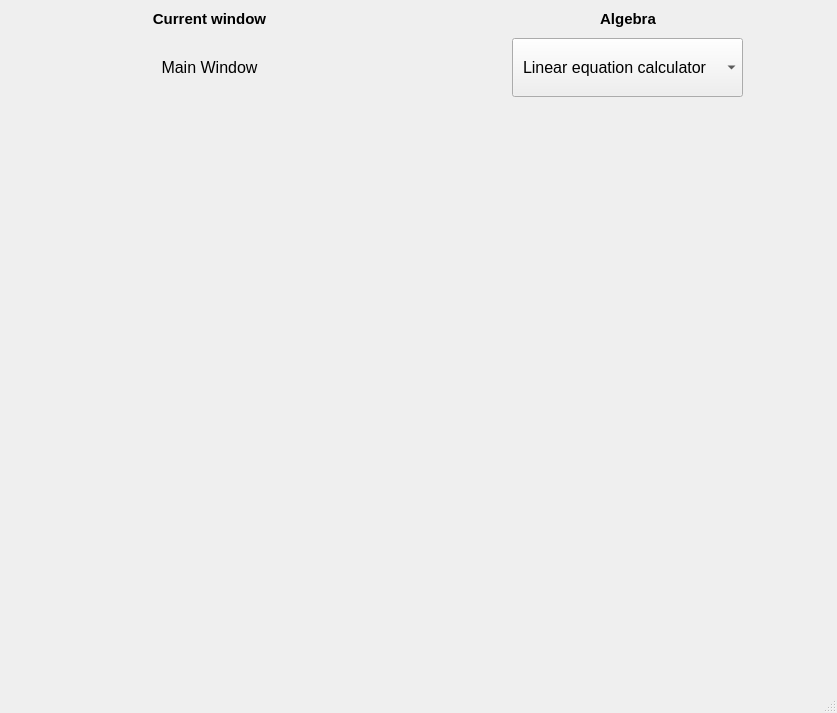
Qt form MathApp.ui (dospix/math-GUI-app) before a commit.
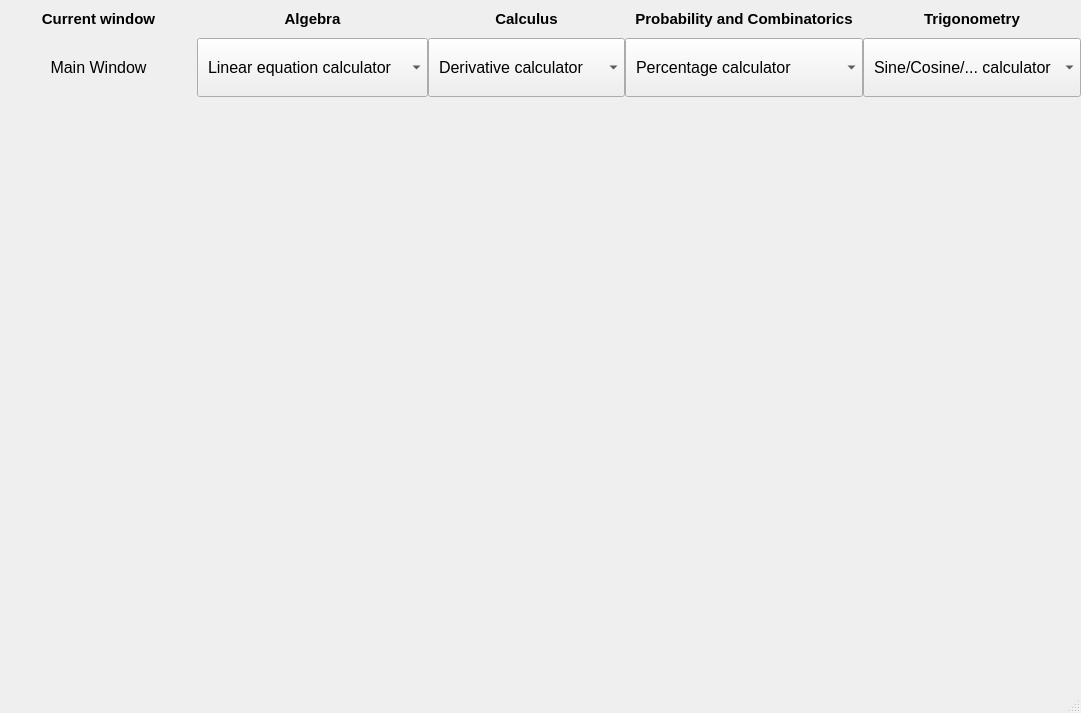
The same form after that commit.

Commit message: add labels and combo boxes for different math fields/subfields

```diff
--- a/MathApp.ui
+++ b/MathApp.ui
@@ -12,7 +12,7 @@
    <rect>
     <x>0</x>
     <y>0</y>
-    <width>837</width>
+    <width>1081</width>
     <height>713</height>
    </rect>
   </property>
@@ -43,91 +43,13 @@
      <number>0</number>
     </property>
     <item row="0" column="0">
-     <layout class="QGridLayout" name="gridLayout" rowstretch="1,2,20" columnstretch="0,0">
+     <layout class="QGridLayout" name="gridLayout" rowstretch="1,2,20" columnstretch="0,0,0,0,0,0,0">
       <property name="sizeConstraint">
        <enum>QLayout::SetDefaultConstraint</enum>
       </property>
       <property name="spacing">
        <number>0</number>
       </property>
-      <item row="0" column="1">
-       <widget class="QLabel" name="algebraLabel">
-        <property name="sizePolicy">
-         <sizepolicy hsizetype="Minimum" vsizetype="Minimum">
-          <horstretch>0</horstretch>
-          <verstretch>0</verstretch>
-         </sizepolicy>
-        </property>
-        <property name="font">
-         <font>
-          <pointsize>11</pointsize>
-          <bold>true</bold>
-         </font>
-        </property>
-        <property name="styleSheet">
-         <string notr="true">padding: 10%;</string>
-        </property>
-        <property name="text">
-         <string>Algebra</string>
-        </property>
-        <property name="alignment">
-         <set>Qt::AlignCenter</set>
-        </property>
-       </widget>
-      </item>
-      <item row="0" column="0">
-       <widget class="QLabel" name="currWindowLabel">
-        <property name="sizePolicy">
-         <sizepolicy hsizetype="Minimum" vsizetype="Minimum">
-          <horstretch>0</horstretch>
-          <verstretch>0</verstretch>
-         </sizepolicy>
-        </property>
-        <property name="font">
-         <font>
-          <pointsize>11</pointsize>
-          <bold>true</bold>
-         </font>
-        </property>
-        <property name="styleSheet">
-         <string notr="true">padding: 10%;</string>
-        </property>
-        <property name="text">
-         <string>Current window</string>
-        </property>
-        <property name="alignment">
-         <set>Qt::AlignCenter</set>
-        </property>
-       </widget>
-      </item>
-      <item row="1" column="0">
-       <widget class="QLabel" name="nameOfCurrWindowLabel">
-        <property name="sizePolicy">
-         <sizepolicy hsizetype="Minimum" vsizetype="Minimum">
-          <horstretch>0</horstretch>
-          <verstretch>0</verstretch>
-         </sizepolicy>
-        </property>
-        <property name="font">
-         <font>
-          <pointsize>12</pointsize>
-          <bold>false</bold>
-         </font>
-        </property>
-        <property name="styleSheet">
-         <string notr="true">padding: 10%;</string>
-        </property>
-        <property name="text">
-         <string>Main Window</string>
-        </property>
-        <property name="textFormat">
-         <enum>Qt::PlainText</enum>
-        </property>
-        <property name="alignment">
-         <set>Qt::AlignCenter</set>
-        </property>
-       </widget>
-      </item>
       <item row="2" column="0">
        <spacer name="verticalSpacer">
         <property name="orientation">
@@ -141,6 +63,31 @@
         </property>
        </spacer>
       </item>
+      <item row="0" column="2">
+       <widget class="QLabel" name="calculusLabel">
+        <property name="sizePolicy">
+         <sizepolicy hsizetype="Minimum" vsizetype="Minimum">
+          <horstretch>0</horstretch>
+          <verstretch>0</verstretch>
+         </sizepolicy>
+        </property>
+        <property name="font">
+         <font>
+          <pointsize>11</pointsize>
+          <bold>true</bold>
+         </font>
+        </property>
+        <property name="styleSheet">
+         <string notr="true">padding: 10%;</string>
+        </property>
+        <property name="text">
+         <string>Calculus</string>
+        </property>
+        <property name="alignment">
+         <set>Qt::AlignCenter</set>
+        </property>
+       </widget>
+      </item>
       <item row="1" column="1" alignment="Qt::AlignHCenter">
        <widget class="QComboBox" name="algebraComboBox">
         <property name="sizePolicy">
@@ -172,6 +119,223 @@
         </item>
        </widget>
       </item>
+      <item row="0" column="1">
+       <widget class="QLabel" name="algebraLabel">
+        <property name="sizePolicy">
+         <sizepolicy hsizetype="Minimum" vsizetype="Minimum">
+          <horstretch>0</horstretch>
+          <verstretch>0</verstretch>
+         </sizepolicy>
+        </property>
+        <property name="font">
+         <font>
+          <pointsize>11</pointsize>
+          <bold>true</bold>
+         </font>
+        </property>
+        <property name="styleSheet">
+         <string notr="true">padding: 10%;</string>
+        </property>
+        <property name="text">
+         <string>Algebra</string>
+        </property>
+        <property name="alignment">
+         <set>Qt::AlignCenter</set>
+        </property>
+       </widget>
+      </item>
+      <item row="0" column="0">
+       <widget class="QLabel" name="currWindowLabel">
+        <property name="sizePolicy">
+         <sizepolicy hsizetype="Minimum" vsizetype="Minimum">
+          <horstretch>0</horstretch>
+          <verstretch>0</verstretch>
+         </sizepolicy>
+        </property>
+        <property name="font">
+         <font>
+          <pointsize>11</pointsize>
+          <bold>true</bold>
+         </font>
+        </property>
+        <property name="styleSheet">
+         <string notr="true">padding: 10%;</string>
+        </property>
+        <property name="text">
+         <string>Current window</string>
+        </property>
+        <property name="alignment">
+         <set>Qt::AlignCenter</set>
+        </property>
+       </widget>
+      </item>
+      <item row="1" column="0">
+       <widget class="QLabel" name="nameOfCurrWindowLabel">
+        <property name="sizePolicy">
+         <sizepolicy hsizetype="Minimum" vsizetype="Minimum">
+          <horstretch>0</horstretch>
+          <verstretch>0</verstretch>
+         </sizepolicy>
+        </property>
+        <property name="font">
+         <font>
+          <pointsize>12</pointsize>
+          <bold>false</bold>
+         </font>
+        </property>
+        <property name="styleSheet">
+         <string notr="true">padding: 10%;</string>
+        </property>
+        <property name="text">
+         <string>Main Window</string>
+        </property>
+        <property name="textFormat">
+         <enum>Qt::PlainText</enum>
+        </property>
+        <property name="alignment">
+         <set>Qt::AlignCenter</set>
+        </property>
+       </widget>
+      </item>
+      <item row="0" column="4">
+       <widget class="QLabel" name="trigonometryLabel">
+        <property name="sizePolicy">
+         <sizepolicy hsizetype="Minimum" vsizetype="Minimum">
+          <horstretch>0</horstretch>
+          <verstretch>0</verstretch>
+         </sizepolicy>
+        </property>
+        <property name="font">
+         <font>
+          <pointsize>11</pointsize>
+          <bold>true</bold>
+         </font>
+        </property>
+        <property name="styleSheet">
+         <string notr="true">padding: 10%;</string>
+        </property>
+        <property name="text">
+         <string>Trigonometry</string>
+        </property>
+        <property name="alignment">
+         <set>Qt::AlignCenter</set>
+        </property>
+       </widget>
+      </item>
+      <item row="0" column="3">
+       <widget class="QLabel" name="probabilityAndCombinatoricsLabel">
+        <property name="sizePolicy">
+         <sizepolicy hsizetype="Minimum" vsizetype="Minimum">
+          <horstretch>0</horstretch>
+          <verstretch>0</verstretch>
+         </sizepolicy>
+        </property>
+        <property name="font">
+         <font>
+          <pointsize>11</pointsize>
+          <bold>true</bold>
+         </font>
+        </property>
+        <property name="styleSheet">
+         <string notr="true">padding: 10%;</string>
+        </property>
+        <property name="text">
+         <string>Probability and Combinatorics</string>
+        </property>
+        <property name="alignment">
+         <set>Qt::AlignCenter</set>
+        </property>
+       </widget>
+      </item>
+      <item row="1" column="2">
+       <widget class="QComboBox" name="calculusComboBox">
+        <property name="sizePolicy">
+         <sizepolicy hsizetype="Minimum" vsizetype="Minimum">
+          <horstretch>0</horstretch>
+          <verstretch>0</verstretch>
+         </sizepolicy>
+        </property>
+        <property name="font">
+         <font>
+          <pointsize>12</pointsize>
+         </font>
+        </property>
+        <property name="styleSheet">
+         <string notr="true">padding: 10%;</string>
+        </property>
+        <item>
+         <property name="text">
+          <string>Derivative calculator</string>
+         </property>
+        </item>
+        <item>
+         <property name="text">
+          <string>Integral calculator</string>
+         </property>
+        </item>
+       </widget>
+      </item>
+      <item row="1" column="3">
+       <widget class="QComboBox" name="probabilityAndCombinatoricsComboBox">
+        <property name="sizePolicy">
+         <sizepolicy hsizetype="Minimum" vsizetype="Minimum">
+          <horstretch>0</horstretch>
+          <verstretch>0</verstretch>
+         </sizepolicy>
+        </property>
+        <property name="font">
+         <font>
+          <pointsize>12</pointsize>
+         </font>
+        </property>
+        <property name="styleSheet">
+         <string notr="true">padding: 10%;</string>
+        </property>
+        <item>
+         <property name="text">
+          <string>Percentage calculator</string>
+         </property>
+        </item>
+        <item>
+         <property name="text">
+          <string>Permutations</string>
+         </property>
+        </item>
+        <item>
+         <property name="text">
+          <string>Arrangements</string>
+         </property>
+        </item>
+        <item>
+         <property name="text">
+          <string>Combinations</string>
+         </property>
+        </item>
+       </widget>
+      </item>
+      <item row="1" column="4">
+       <widget class="QComboBox" name="trigonometryComboBox">
+        <property name="sizePolicy">
+         <sizepolicy hsizetype="Minimum" vsizetype="Minimum">
+          <horstretch>0</horstretch>
+          <verstretch>0</verstretch>
+         </sizepolicy>
+        </property>
+        <property name="font">
+         <font>
+          <pointsize>12</pointsize>
+         </font>
+        </property>
+        <property name="styleSheet">
+         <string notr="true">padding: 10%;</string>
+        </property>
+        <item>
+         <property name="text">
+          <string>Sine/Cosine/... calculator</string>
+         </property>
+        </item>
+       </widget>
+      </item>
      </layout>
     </item>
    </layout>
```
Left out of the diff: 2 changed lines with no effect on the pictures. The commit also changes 1 other file.
